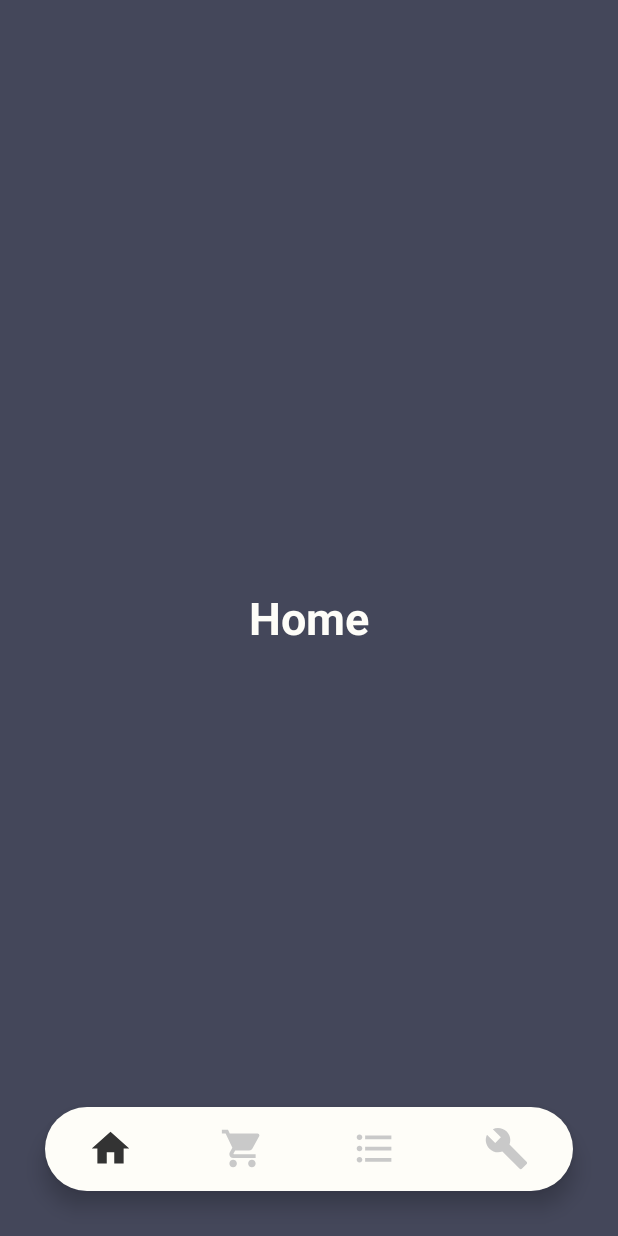
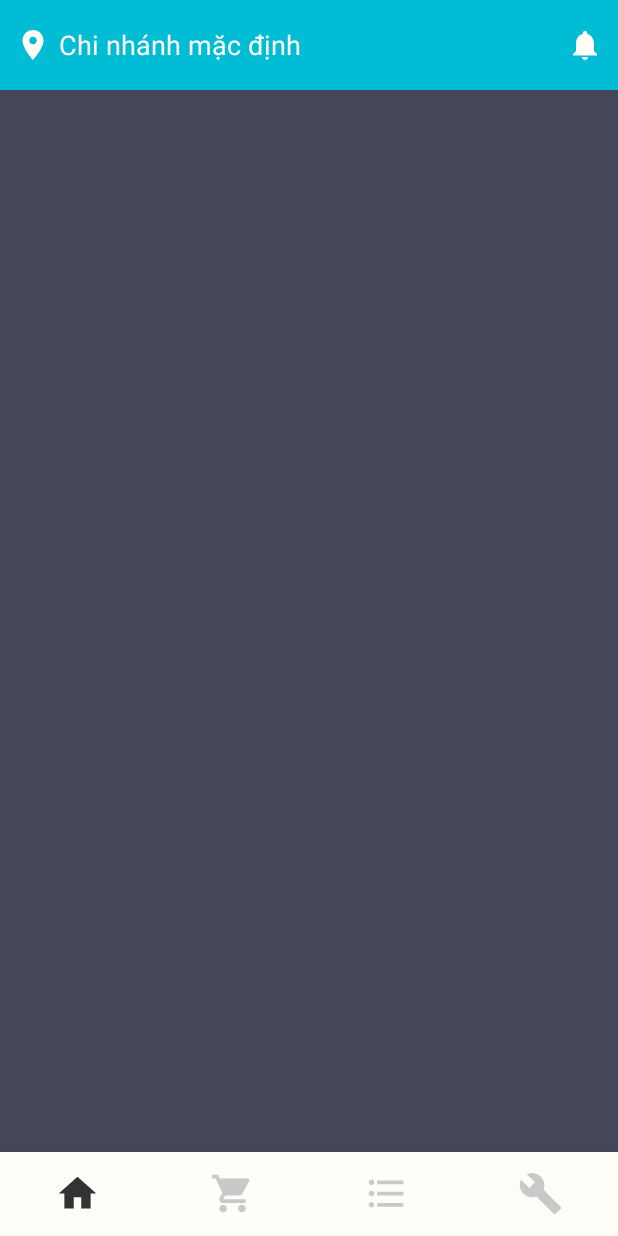
Before and after one commit to vmd2113/coffee-app, an Android app: the screen it shows after launch (MainActivity), on a phone screen of 412 x 824 dp. Run offline under Robolectric (Android 15) with nearby library versions, the phone set to English and light mode, and no system bars.

Commit message:
Tạo header hiển thị chi nhánh và thông báo

```diff
--- a/app/build.gradle
+++ b/app/build.gradle
@@ -31,6 +31,8 @@ dependencies {
 
     implementation 'androidx.appcompat:appcompat:1.4.0'
     implementation 'com.google.android.material:material:1.4.0'
+    implementation 'androidx.recyclerview:recyclerview:1.2.1'
+    implementation 'androidx.cardview:cardview:1.0.0'
     implementation 'androidx.constraintlayout:constraintlayout:2.1.2'
     implementation 'androidx.legacy:legacy-support-v4:1.0.0'
     testImplementation 'junit:junit:4.+'
--- /dev/null
+++ b/app/src/main/res/drawable/ic_bell_24.xml
@@ -0,0 +1,13 @@
+<?xml version="1.0" encoding="UTF-8" standalone="no"?>
+<vector xmlns:android="http://schemas.android.com/apk/res/android"
+    android:width="24dp"
+    android:height="24dp"
+    android:tint="@color/foreground"
+    android:viewportWidth="24.0"
+    android:viewportHeight="24.0">
+
+    <path
+        android:fillColor="@android:color/white"
+        android:pathData="M12,22c1.1,0 2,-0.9 2,-2h-4c0,1.1 0.89,2 2,2zM18,16v-5c0,-3.07 -1.64,-5.64 -4.5,-6.32L13.5,4c0,-0.83 -0.67,-1.5 -1.5,-1.5s-1.5,0.67 -1.5,1.5v0.68C7.63,5.36 6,7.92 6,11v5l-2,2v1h16v-1l-2,-2z" />
+
+</vector>
--- /dev/null
+++ b/app/src/main/res/drawable/ic_location_24.xml
@@ -0,0 +1,13 @@
+<?xml version="1.0" encoding="UTF-8" standalone="no"?>
+<vector xmlns:android="http://schemas.android.com/apk/res/android"
+    android:width="24dp"
+    android:height="24dp"
+    android:tint="@color/foreground"
+    android:viewportWidth="24.0"
+    android:viewportHeight="24.0">
+
+    <path
+        android:fillColor="@android:color/white"
+        android:pathData="M12,2C8.13,2 5,5.13 5,9c0,5.25 7,13 7,13s7,-7.75 7,-13c0,-3.87 -3.13,-7 -7,-7zM12,11.5c-1.38,0 -2.5,-1.12 -2.5,-2.5s1.12,-2.5 2.5,-2.5 2.5,1.12 2.5,2.5 -1.12,2.5 -2.5,2.5z" />
+
+</vector>
--- a/app/src/main/res/layout/activity_main.xml
+++ b/app/src/main/res/layout/activity_main.xml
@@ -14,8 +14,7 @@
         android:layout_width="match_parent"
         android:layout_height="wrap_content"
         android:layout_alignParentBottom="true"
-        android:layout_margin="30dp"
-        android:background="@drawable/rounded_corner"
+        android:background="@color/foreground"
         android:elevation="2dp"
         app:itemIconSize="30dp"
         app:itemIconTint="@drawable/item_selector"
--- a/app/src/main/res/layout/fragment_home.xml
+++ b/app/src/main/res/layout/fragment_home.xml
@@ -1,19 +1,58 @@
 <?xml version="1.0" encoding="utf-8"?>
-<FrameLayout xmlns:android="http://schemas.android.com/apk/res/android"
+<androidx.constraintlayout.widget.ConstraintLayout xmlns:android="http://schemas.android.com/apk/res/android"
+    xmlns:app="http://schemas.android.com/apk/res-auto"
     xmlns:tools="http://schemas.android.com/tools"
+    android:id="@+id/linearLayout"
     android:layout_width="match_parent"
     android:layout_height="match_parent"
     android:background="@color/menu"
     tools:context=".HomeFragment">
 
+    <LinearLayout
+        android:layout_width="match_parent"
+        android:layout_height="60dp"
+        android:background="@color/blue"
+        android:baselineAligned="false"
+        android:weightSum="10"
+        app:layout_constraintEnd_toEndOf="parent"
+        app:layout_constraintStart_toStartOf="parent"
+        app:layout_constraintTop_toTopOf="parent">
 
-    <TextView
-        android:layout_width="wrap_content"
-        android:layout_height="wrap_content"
-        android:layout_gravity="center"
-        android:text="@string/text_home"
-        android:textSize="30sp"
-        android:textColor="@color/foreground"
-        android:textStyle="bold" />
+        <LinearLayout
+            android:layout_width="0dp"
+            android:layout_height="match_parent"
+            android:layout_gravity="center"
+            android:layout_weight="9"
+            android:padding="10dp">
 
-</FrameLayout>
+            <TextView
+                android:layout_width="match_parent"
+                android:layout_height="match_parent"
+                android:drawablePadding="5dp"
+                android:gravity="center_vertical"
+                android:text="@string/chi_nh_nh_m_c_nh"
+                android:textColor="@color/foreground"
+                android:textSize="18sp"
+                app:drawableStartCompat="@drawable/ic_location_24"
+                app:itemIconSize="10sp" />
+        </LinearLayout>
+
+        <LinearLayout
+            android:layout_width="0dp"
+            android:layout_height="match_parent"
+            android:layout_gravity="center"
+            android:layout_weight="1"
+            android:padding="10dp">
+
+            <TextView
+                android:layout_width="match_parent"
+                android:layout_height="match_parent"
+                android:drawablePadding="5dp"
+                app:drawableEndCompat="@drawable/ic_bell_24"
+                app:itemIconSize="25sp" />
+        </LinearLayout>
+
+    </LinearLayout>
+
+
+</androidx.constraintlayout.widget.ConstraintLayout>
--- a/app/src/main/res/layout/fragment_products.xml
+++ b/app/src/main/res/layout/fragment_products.xml
@@ -8,6 +8,7 @@
     android:orientation="vertical"
     android:background="@color/menu"
     tools:context=".ProductsFragment">
+
     <TextView
         android:id="@+id/Products"
         android:layout_width="match_parent"
@@ -15,20 +16,22 @@
         android:gravity="center"
         android:text="@string/text_products"
         android:textSize="30sp"
-        android:textColor="@color/foreground"/>
+        android:textColor="@color/foreground" />
+
     <TextView
-            android:paddingTop="30dp"
-            android:paddingBottom="30dp"
         android:id="@+id/AddProduct"
         android:layout_width="match_parent"
         android:layout_height="150dp"
         android:gravity="center"
+        android:paddingTop="30dp"
+        android:paddingBottom="30dp"
         android:text="@string/text_products"
         android:textColor="@color/foreground"
         android:textSize="24sp"
         app:drawableTopCompat="@drawable/ic_baseline_add_circle_outline_24" />
+
     <ListView
         android:id="@+id/ListProduct"
         android:layout_width="match_parent"
-        android:layout_height="match_parent"/>
+        android:layout_height="match_parent" />
 </LinearLayout>
--- /dev/null
+++ b/app/src/main/res/values-night/strings.xml
@@ -0,0 +1,4 @@
+<?xml version="1.0" encoding="utf-8"?>
+<resources>
+    <string name="chi_nh_nh_m_c_nh">Chi nhánh mặc định</string>
+</resources>
--- a/app/src/main/res/values/colors.xml
+++ b/app/src/main/res/values/colors.xml
@@ -3,4 +3,5 @@
     <color name="background">#333333</color>
     <color name="foreground">#FEFDF8</color>
     <color name="menu">#44475a</color>
+    <color name="blue">#00BCD4</color>
 </resources>
--- a/app/src/main/res/values/strings.xml
+++ b/app/src/main/res/values/strings.xml
@@ -6,4 +6,5 @@
     <string name="text_settings">Settings</string>
     <!-- TODO: Remove or change this placeholder text -->
     <string name="hello_blank_fragment">Hello blank fragment</string>
+    <string name="chi_nh_nh_m_c_nh">Chi nhánh mặc định</string>
 </resources>
```
Lines whose indentation alone changed are shown as unchanged.
